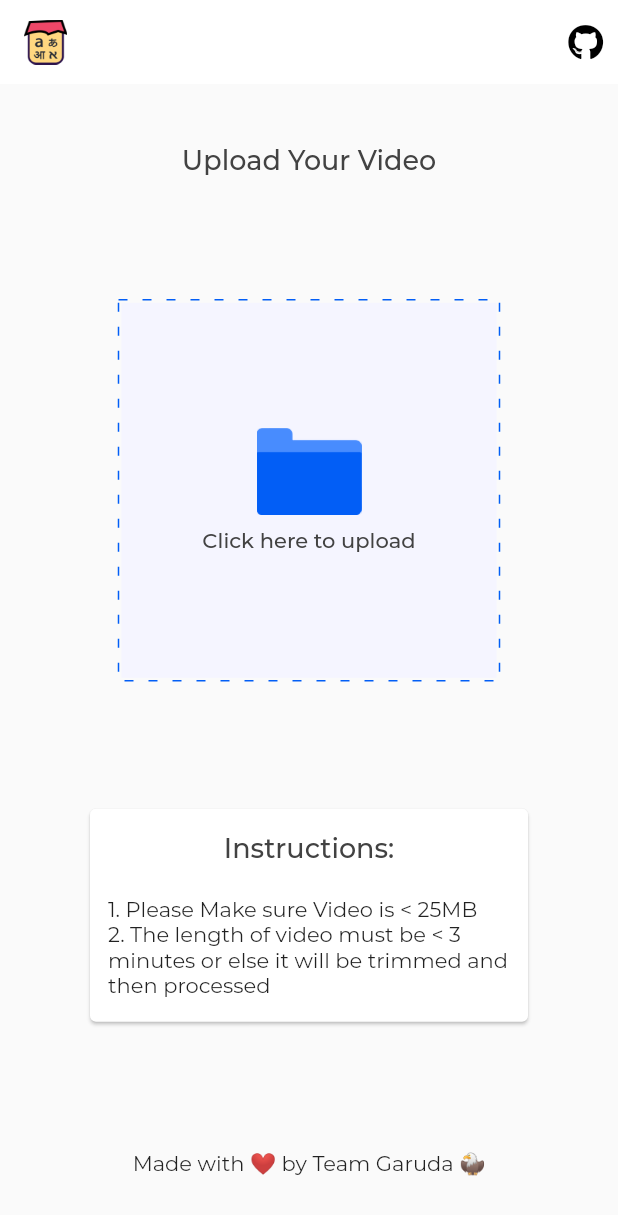
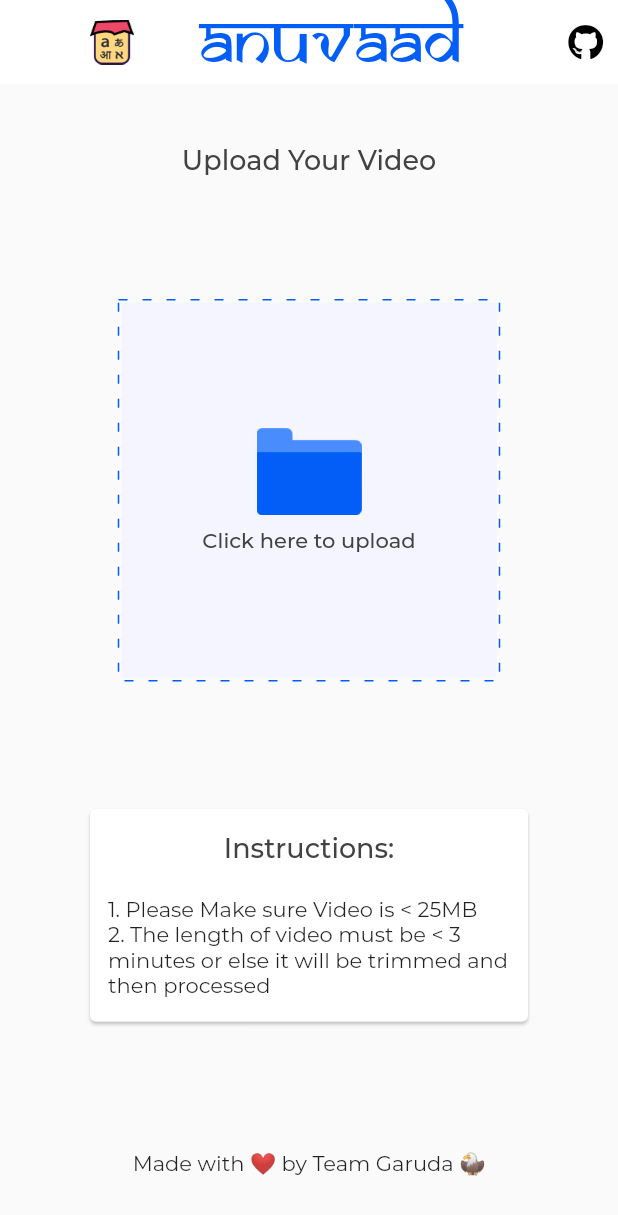
Before and after one commit to thisisamank/anuvaad-flutter, a Flutter app: the screen it shows after launch, on a phone screen of 412 x 824 dp. Shown: the top 1215 px of the screen. Run offline on Flutter 3.47's test engine with Material 2 defaults, Android fonts, the phone set to English and light mode, and no system bars; drawn by our look-alikes of dotted_border; our stand-ins replace dio, file_picker, font_awesome_flutter, permission_handler, timer_count_down, toast; missing offline and left inert: bd_progress_bar, downloads_path_provider.

Commit message:
final working round 2

```diff
--- a/lib/widgets/appbar.dart
+++ b/lib/widgets/appbar.dart
@@ -5,9 +5,23 @@
 class AppWidgets {
   static AppBar getAppBar() => AppBar(
         elevation: 0,
-        title: Image.asset(
-          'images/logo.png',
-          height: 30,
+        title: Row(
+          children: [
+            Image.asset(
+              'images/logo.png',
+              height: 30,
+            ),
+            Center(
+              child: Text(
+                "ANUVAAD",
+                style: TextStyle(
+                    color: Color(0xFF025EF6),
+                    fontSize: 48,
+                    fontFamily: 'Samkarn'),
+              ),
+            ),
+          ],
+          mainAxisAlignment: MainAxisAlignment.spaceEvenly,
         ),
         actions: [
           Center(
--- a/pubspec.yaml
+++ b/pubspec.yaml
@@ -75,6 +75,11 @@
           weight: 500
         - asset: fonts/Montserrat-Regular.ttf
           weight: 700
+
+    - family: Samkarn
+      fonts:
+        - asset: fonts/Samkaran.TTF
+
   #   - family: Trajan Pro
   #     fonts:
   #       - asset: fonts/TrajanPro.ttf
```
Also changed, not shown: fonts/Samkaran.TTF (added).
